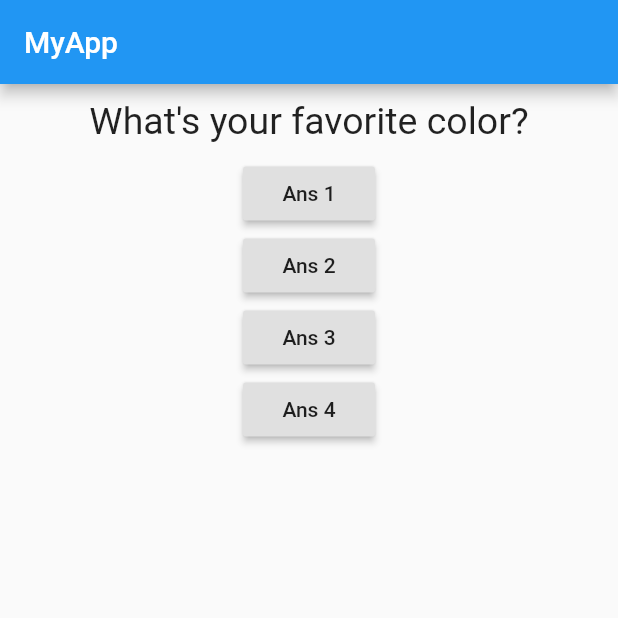
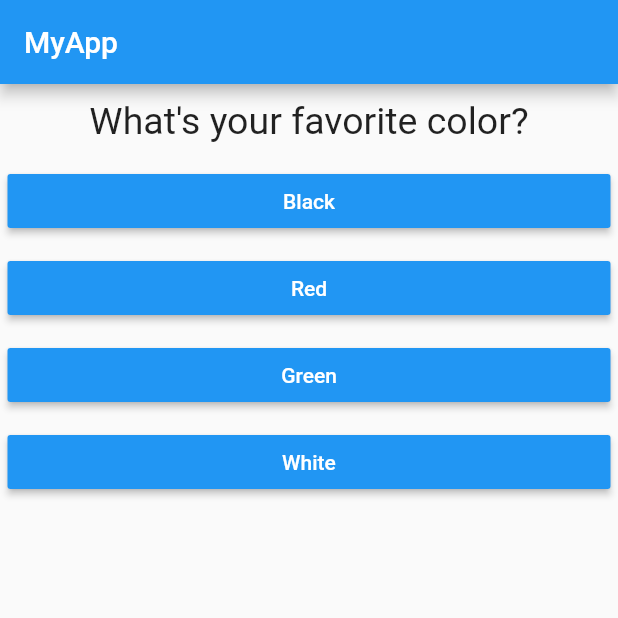
Before and after one commit to anujbarve/flutter_guide, a Flutter app: the screen it shows after launch, on a phone screen of 412 x 824 dp, the top half of it. Run offline on Flutter 3.47's test engine with Material 2 defaults, Android fonts, the phone set to English and light mode, and no system bars.

Commit message:
added the answer widget and mapping func

```diff
--- /dev/null
+++ b/lib/answer.dart
@@ -0,0 +1,24 @@
+import 'package:flutter/material.dart';
+import 'package:flutter/src/foundation/key.dart';
+import 'package:flutter/src/widgets/framework.dart';
+
+class Answer extends StatelessWidget {
+  final VoidCallback selecthandler;
+  final String answerText;
+
+  Answer(this.selecthandler, this.answerText);
+
+  @override
+  Widget build(BuildContext context) {
+    return Container(
+      margin: EdgeInsets.all(5),
+      width: double.infinity,
+      child: RaisedButton(
+        color: Colors.blue,
+        textColor: Colors.white,
+        child: Text(answerText),
+        onPressed: selecthandler,
+      ),
+    );
+  }
+}
--- a/lib/main.dart
+++ b/lib/main.dart
@@ -1,4 +1,5 @@
 import 'package:flutter/material.dart';
+import 'package:flutter_guide/answer.dart';
 import 'package:flutter_guide/question.dart';
 
 void main() {
@@ -22,8 +23,18 @@ class _MyAppState extends State<MyApp> {
   @override
   Widget build(BuildContext context) {
     var questions = [
-      'What\'s your favorite color?',
-      'What\'s your favorite animal?'
+      {
+        'questionText': 'What\'s your favorite color?',
+        'answers': ['Black', 'Red', 'Green', 'White']
+      },
+      {
+        'questionText': 'What\'s your favorite animal?',
+        'answers': ['Elephant', 'Rabbit', 'Cat', 'Dog']
+      },
+      {
+        'questionText': 'What\'s your favorite framework?',
+        'answers': ['Ionic', 'Angular', 'React', 'Flutter']
+      },
     ];
     return MaterialApp(
       debugShowCheckedModeBanner: false,
@@ -31,23 +42,10 @@ class _MyAppState extends State<MyApp> {
         appBar: AppBar(title: Text("MyApp")),
         body: Column(
           children: [
-            Question(questions[_questionIndex]),
-            RaisedButton(
-              child: Text('Ans 1'),
-              onPressed: _answerQuestion,
-            ),
-            RaisedButton(
-              child: Text('Ans 2'),
-              onPressed: () => {print('Answer 2 Chosen')},
-            ),
-            RaisedButton(
-              child: Text('Ans 3'),
-              onPressed: () => {print('Answer 3 Chosen')},
-            ),
-            RaisedButton(
-              child: Text('Ans 4'),
-              onPressed: _answerQuestion,
-            ),
+            Question(questions[_questionIndex]['questionText'] as String),
+            ...(questions[_questionIndex]['answers'] as List<String>).map((answer) {
+              return Answer(_answerQuestion,answer);
+            }).toList()
           ],
         ),
       ),
```
